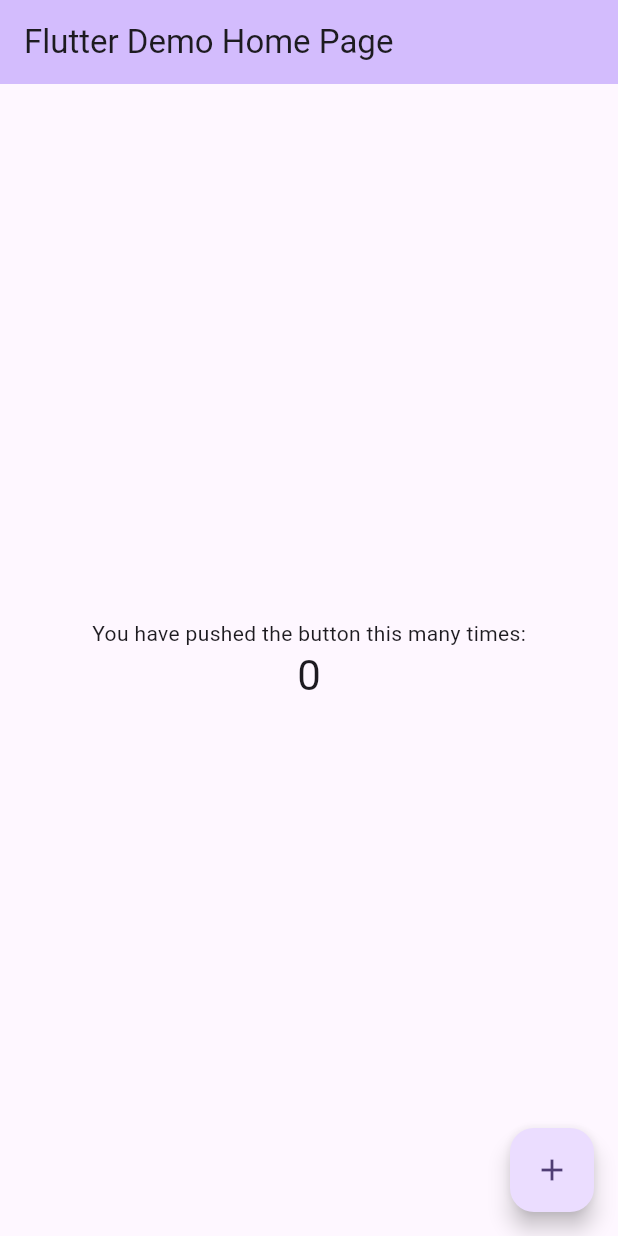
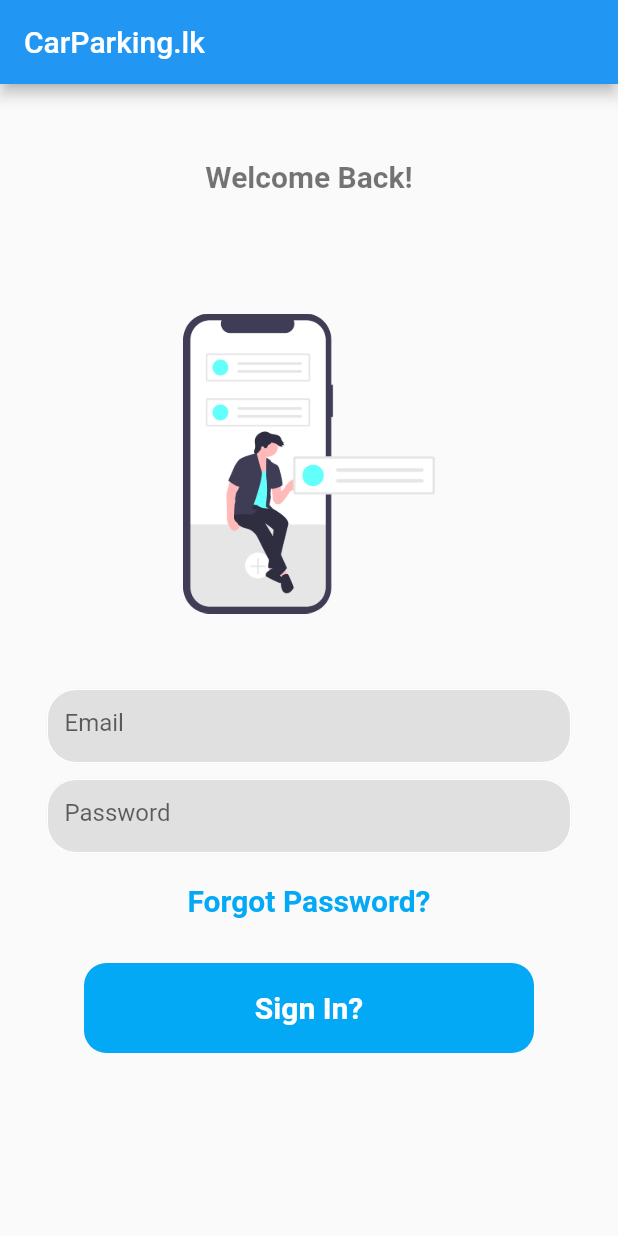
Before and after one commit to kwinayanajith/Smart-CarParking, a Flutter app: the screen it shows after launch, on a phone screen of 412 x 824 dp. Run offline on Flutter 3.47's test engine with Material 2 defaults, Android fonts, the light colour scheme and no system bars.

Commit message:
Update login Page

```diff
--- /dev/null
+++ b/smartcarparking/lib/LoginPage.dart
@@ -0,0 +1,122 @@
+import 'package:flutter/material.dart';
+
+class LoginPage extends StatelessWidget {
+   LoginPage({super.key});
+
+  final emailController = TextEditingController();
+  final passwordController = TextEditingController();
+
+  @override
+  Widget build(BuildContext context) {
+    return Scaffold(
+      appBar: AppBar(
+        title:Text("CarParking.lk "),
+      ),
+
+      body: SingleChildScrollView(
+        child: Center(
+          child: Column(
+            children: [
+
+              SizedBox(height: 50,),
+
+              Text("Welcome Back!",style: TextStyle(fontSize: 20,
+              fontWeight: FontWeight.bold,
+              color: Colors.black54),),
+
+              SizedBox(height: 80,),
+
+              Image.asset("images/image01.png",height: 200,),
+
+              SizedBox(height: 50,),
+
+              Container(
+                  width: 350,
+                  height: 50,
+                  child: TextField(
+                    controller: emailController,
+                    obscureText: false,
+                    decoration: InputDecoration(
+                      enabledBorder: OutlineInputBorder(
+                          borderSide: BorderSide(
+                            color: Colors.white,
+                          ),
+                          borderRadius: BorderRadius.circular(20)
+                      ),
+                      focusedBorder: OutlineInputBorder(
+                          borderSide: BorderSide(
+                            color: Colors.blueAccent,
+                          ),
+                          borderRadius: BorderRadius.circular(20)
+                      ),
+                      fillColor: Colors.grey.shade300,
+                      filled: true,
+                      hintText: "Email",
+                    ),
+                  )
+              ),
+
+              SizedBox(height: 10,),
+
+              Container(
+                  width: 350,
+                  height: 50,
+                  child: TextField(
+                    controller: passwordController,
+                    obscureText: true,
+                    decoration: InputDecoration(
+                      enabledBorder: OutlineInputBorder(
+                          borderSide: BorderSide(
+                            color: Colors.white,
+                          ),
+                          borderRadius: BorderRadius.circular(20)
+                      ),
+                      focusedBorder: OutlineInputBorder(
+                          borderSide: BorderSide(
+                            color: Colors.blueAccent,
+                          ),
+                          borderRadius: BorderRadius.circular(20)
+                      ),
+                      fillColor: Colors.grey.shade300,
+                      filled: true,
+                      hintText: "Password",
+                    ),
+                  )
+              ),
+
+              SizedBox(height: 20,),
+
+              Text("Forgot Password?",
+              style: TextStyle(
+               color: Colors.lightBlue,
+               fontWeight: FontWeight.bold,
+               fontSize: 20,
+              ),),
+
+              SizedBox(height: 30,),
+
+              Container(
+                height: 60,
+                width: 300,
+                decoration: BoxDecoration(
+                  color: Colors.lightBlue,
+                  borderRadius: BorderRadius.circular(15),
+                ),
+                child: Center(child: Text("Sign In?",
+                style: TextStyle(
+                  color: Colors.white,
+                  fontSize: 20,
+                  fontWeight: FontWeight.bold
+                ),)),
+              )
+
+
+
+            ],
+          ),
+        ),
+      ),
+
+    );
+  }
+}
--- a/smartcarparking/lib/main.dart
+++ b/smartcarparking/lib/main.dart
@@ -1,4 +1,5 @@
 import 'package:flutter/material.dart';
+import 'package:smartcarparking/LoginPage.dart';
 
 void main() {
   runApp(const MyApp());
@@ -11,115 +12,9 @@ class MyApp extends StatelessWidget {
   @override
   Widget build(BuildContext context) {
     return MaterialApp(
-      title: 'Flutter Demo',
-      theme: ThemeData(
-        // This is the theme of your application.
-        //
-        // TRY THIS: Try running your application with "flutter run". You'll see
-        // the application has a blue toolbar. Then, without quitting the app,
-        // try changing the seedColor in the colorScheme below to Colors.green
-        // and then invoke "hot reload" (save your changes or press the "hot
-        // reload" button in a Flutter-supported IDE, or press "r" if you used
-        // the command line to start the app).
-        //
-        // Notice that the counter didn't reset back to zero; the application
-        // state is not lost during the reload. To reset the state, use hot
-        // restart instead.
-        //
-        // This works for code too, not just values: Most code changes can be
-        // tested with just a hot reload.
-        colorScheme: ColorScheme.fromSeed(seedColor: Colors.deepPurple),
-        useMaterial3: true,
-      ),
-      home: const MyHomePage(title: 'Flutter Demo Home Page'),
-    );
+      debugShowCheckedModeBanner: false,
+      home: LoginPage()
+      );
+
   }
 }
-
-class MyHomePage extends StatefulWidget {
-  const MyHomePage({super.key, required this.title});
-
-  // This widget is the home page of your application. It is stateful, meaning
-  // that it has a State object (defined below) that contains fields that affect
-  // how it looks.
-
-  // This class is the configuration for the state. It holds the values (in this
-  // case the title) provided by the parent (in this case the App widget) and
-  // used by the build method of the State. Fields in a Widget subclass are
-  // always marked "final".
-
-  final String title;
-
-  @override
-  State<MyHomePage> createState() => _MyHomePageState();
-}
-
-class _MyHomePageState extends State<MyHomePage> {
-  int _counter = 0;
-
-  void _incrementCounter() {
-    setState(() {
-      // This call to setState tells the Flutter framework that something has
-      // changed in this State, which causes it to rerun the build method below
-      // so that the display can reflect the updated values. If we changed
-      // _counter without calling setState(), then the build method would not be
-      // called again, and so nothing would appear to happen.
-      _counter++;
-    });
-  }
-
-  @override
-  Widget build(BuildContext context) {
-    // This method is rerun every time setState is called, for instance as done
-    // by the _incrementCounter method above.
-    //
-    // The Flutter framework has been optimized to make rerunning build methods
-    // fast, so that you can just rebuild anything that needs updating rather
-    // than having to individually change instances of widgets.
-    return Scaffold(
-      appBar: AppBar(
-        // TRY THIS: Try changing the color here to a specific color (to
-        // Colors.amber, perhaps?) and trigger a hot reload to see the AppBar
-        // change color while the other colors stay the same.
-        backgroundColor: Theme.of(context).colorScheme.inversePrimary,
-        // Here we take the value from the MyHomePage object that was created by
-        // the App.build method, and use it to set our appbar title.
-        title: Text(widget.title),
-      ),
-      body: Center(
-        // Center is a layout widget. It takes a single child and positions it
-        // in the middle of the parent.
-        child: Column(
-          // Column is also a layout widget. It takes a list of children and
-          // arranges them vertically. By default, it sizes itself to fit its
-          // children horizontally, and tries to be as tall as its parent.
-          //
-          // Column has various properties to control how it sizes itself and
-          // how it positions its children. Here we use mainAxisAlignment to
-          // center the children vertically; the main axis here is the vertical
-          // axis because Columns are vertical (the cross axis would be
-          // horizontal).
-          //
-          // TRY THIS: Invoke "debug painting" (choose the "Toggle Debug Paint"
-          // action in the IDE, or press "p" in the console), to see the
-          // wireframe for each widget.
-          mainAxisAlignment: MainAxisAlignment.center,
-          children: <Widget>[
-            const Text(
-              'You have pushed the button this many times:',
-            ),
-            Text(
-              '$_counter',
-              style: Theme.of(context).textTheme.headlineMedium,
-            ),
-          ],
-        ),
-      ),
-      floatingActionButton: FloatingActionButton(
-        onPressed: _incrementCounter,
-        tooltip: 'Increment',
-        child: const Icon(Icons.add),
-      ), // This trailing comma makes auto-formatting nicer for build methods.
-    );
-  }
-}
--- a/smartcarparking/pubspec.yaml
+++ b/smartcarparking/pubspec.yaml
@@ -59,9 +59,9 @@ flutter:
   uses-material-design: true
 
   # To add assets to your application, add an assets section, like this:
-  # assets:
-  #   - images/a_dot_burr.jpeg
-  #   - images/a_dot_ham.jpeg
+  assets:
+   - images/
+#   - images/a_dot_ham.jpeg
 
   # An image asset can refer to one or more resolution-specific "variants", see
   # https://flutter.dev/assets-and-images/#resolution-aware
```
Also changed, not shown: smartcarparking/images/image01.png (added).
